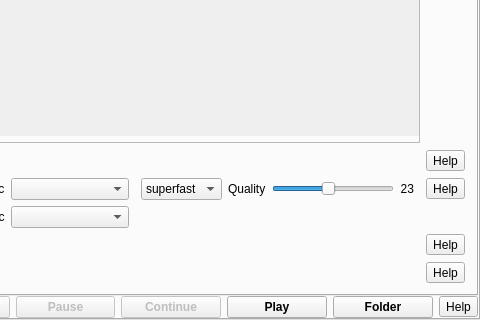
First picture: the form in src/formMainWindow.ui, repository vkohaupt/vokoscreenNG, before the edit; both pictures show x 228 to 708 and y 96 to 416 of the 708 by 416 pixel window.
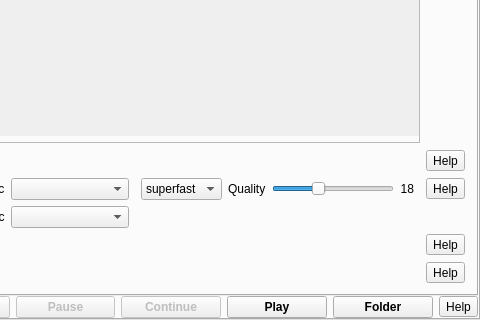
Second picture: the form after the edit. The open tabs and pages were chosen to show the change. Icons and pictures are not drawn.

What changed in the file:
```diff
--- a/src/formMainWindow.ui
+++ b/src/formMainWindow.ui
@@ -799,8 +799,11 @@
                       <property name="maximum">
                        <number>50</number>
                       </property>
+                      <property name="value">
+                       <number>18</number>
+                      </property>
                       <property name="sliderPosition">
-                       <number>23</number>
+                       <number>18</number>
                       </property>
                       <property name="orientation">
                        <enum>Qt::Horizontal</enum>
@@ -813,7 +816,7 @@
                     <item>
                      <widget class="QLabel" name="label_20">
                       <property name="text">
-                       <string notr="true">23</string>
+                       <string notr="true">18</string>
                       </property>
                       <property name="alignment">
                        <set>Qt::AlignRight|Qt::AlignTrailing|Qt::AlignVCenter</set>
```
Left out of the diff: 4 changed lines with no effect on the pictures.
